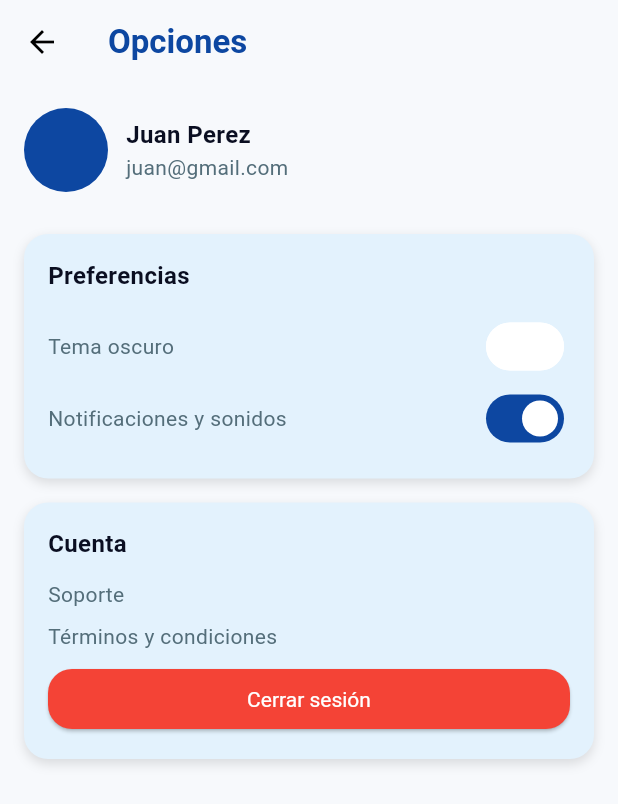
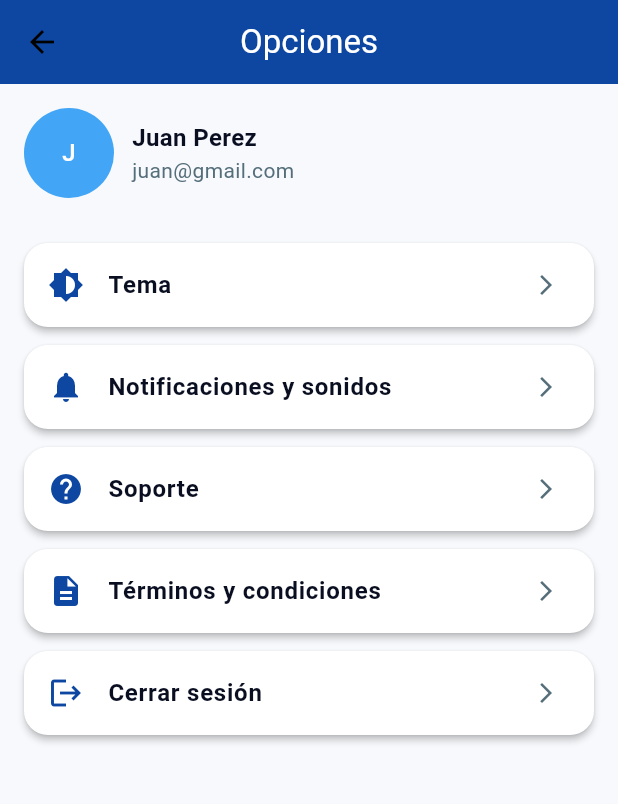
Before and after one commit to Thony2311/AppMovilCallCenter, a Flutter app: the AgenteOpcionesView screen opened directly, on a phone screen of 412 x 824 dp. Shown: the top 804 px of the screen. Run offline on Flutter 3.47's test engine with Material 3 defaults, Android fonts, the phone set to English and light mode, and no system bars; our stand-ins replace fl_chart, flutter_bloc.

Commit message:
Cerrar Sesión para el rol de agente

```diff
--- a/lib/views/agente/agente_opciones.dart
+++ b/lib/views/agente/agente_opciones.dart
@@ -4,46 +4,20 @@ import '../login.dart';
 class AgenteOpcionesView extends StatelessWidget {
   const AgenteOpcionesView({super.key});
 
-  Widget _optionCard(String title, List<Widget> children) {
-    return Container(
-      margin: const EdgeInsets.symmetric(vertical: 8),
-      padding: const EdgeInsets.all(16),
-      decoration: BoxDecoration(
-        color: AppColors.secondary,
-        borderRadius: BorderRadius.circular(AppConfig.borderRadius),
-        boxShadow: const [
-          BoxShadow(color: Colors.black12, blurRadius: 6, offset: Offset(0, 3))
-        ],
-      ),
-      child: Column(
-        crossAxisAlignment: CrossAxisAlignment.start,
-        children: [
-          Text(title, style: AppTextStyles.subtitle),
-          const SizedBox(height: 12),
-          ...children,
-        ],
-      ),
-    );
-  }
-
   @override
   Widget build(BuildContext context) {
-    bool notifications = true;
     return Scaffold(
-      backgroundColor: AppColors.background,
       appBar: AppBar(
-        backgroundColor: AppColors.background,
-        elevation: 0,
-        title: const Text("Opciones", style: AppTextStyles.title),
+        backgroundColor: AppColors.primary,
+        title: const Text("Opciones", style: TextStyle(color: Colors.white)),
+        centerTitle: true,
       ),
-      body: Padding(
-        padding: const EdgeInsets.all(16),
-        child: ListView(
+      body: ListView(
+        padding: const EdgeInsets.all(16.0),
         children: [
           Row(
             children: [
-                const CircleAvatar(
-                    radius: 28, backgroundColor: AppColors.primary),
+              CircleAvatar(radius: 30, backgroundColor: AppColors.accent, child: const Text("J")),
               const SizedBox(width: 12),
               Column(
                 crossAxisAlignment: CrossAxisAlignment.start,
@@ -51,54 +25,54 @@ class AgenteOpcionesView extends StatelessWidget {
                   Text("Juan Perez", style: AppTextStyles.subtitle),
                   Text("juan@gmail.com", style: AppTextStyles.body),
                 ],
-                )
+              ),
             ],
           ),
-            const SizedBox(height: 20),
-            _optionCard("Preferencias", [
-              Row(
-                mainAxisAlignment: MainAxisAlignment.spaceBetween,
-                children: [
-                  const Text("Tema oscuro", style: AppTextStyles.body),
-                  Switch(value: false, onChanged: (_) {}),
+          const SizedBox(height: 30),
+          _buildOption("Tema", Icons.brightness_6),
+          _buildOption("Notificaciones y sonidos", Icons.notifications),
+          _buildOption("Soporte", Icons.help),
+          _buildOption("Términos y condiciones", Icons.description),
+          _buildOption("Cerrar sesión", Icons.logout, () {
+            showDialog(
+              context: context,
+              builder: (context) => AlertDialog(
+                title: const Text('Confirmar cierre de sesión'),
+                content: const Text('¿Estás seguro que deseas salir de la aplicación?'),
+                actions: [
+                  TextButton(
+                    child: const Text('Cancelar'),
+                    onPressed: () => Navigator.of(context).pop(),
+                  ),
+                  TextButton(
+                    child: const Text('Salir'),
+                    onPressed: () {
+                      Navigator.of(context).pop();
+                      Navigator.of(context).pushAndRemoveUntil(
+                        MaterialPageRoute(builder: (_) => const LoginView()),
+                        (route) => false,
+                      );
+                    },
+                  ),
                 ],
               ),
-              Row(
-                mainAxisAlignment: MainAxisAlignment.spaceBetween,
-                children: [
-                  const Text("Notificaciones y sonidos",
-                      style: AppTextStyles.body),
-                  Switch(value: notifications, onChanged: (_) {}),
+            );
+          }),
         ],
       ),
-            ]),
-            _optionCard("Cuenta", [
-              const Text("Soporte", style: AppTextStyles.body),
-              const SizedBox(height: 8),
-              const Text("Términos y condiciones", style: AppTextStyles.body),
-              const SizedBox(height: 8),
-              SizedBox(
-                width: double.infinity,
-                child: ElevatedButton(
-                  style: ElevatedButton.styleFrom(
-                    backgroundColor: Colors.red,
-                    foregroundColor: Colors.white,
-                    textStyle: const TextStyle(fontSize: 14),
-                    shape: RoundedRectangleBorder(
-                      borderRadius: BorderRadius.circular(AppConfig.borderRadius),
-                    ),
-                    padding: const EdgeInsets.symmetric(vertical: 12),
-                  ),
-                  onPressed: () {
-                    Navigator.of(context).pushAndRemoveUntil(MaterialPageRoute(builder: (_) => const LoginView()),
-    (route) => false,  );
-                  },
-                  child: const Text("Cerrar sesión"),
-                ),
-              )
-            ]),
-          ],
-        ),
+    );
+  }
+
+  Widget _buildOption(String title, IconData icon, [VoidCallback? onTap]) {
+    return Card(
+      shape: RoundedRectangleBorder(borderRadius: BorderRadius.circular(AppConfig.borderRadius)),
+      elevation: 2,
+      margin: const EdgeInsets.only(bottom: 12),
+      child: ListTile(
+        leading: Icon(icon, color: AppColors.primary),
+        title: Text(title, style: AppTextStyles.subtitle),
+        trailing: const Icon(Icons.arrow_forward_ios, size: 16, color: AppColors.textSecondary),
+        onTap: onTap,
       ),
     );
   }
```
Lines whose indentation alone changed are shown as unchanged.
